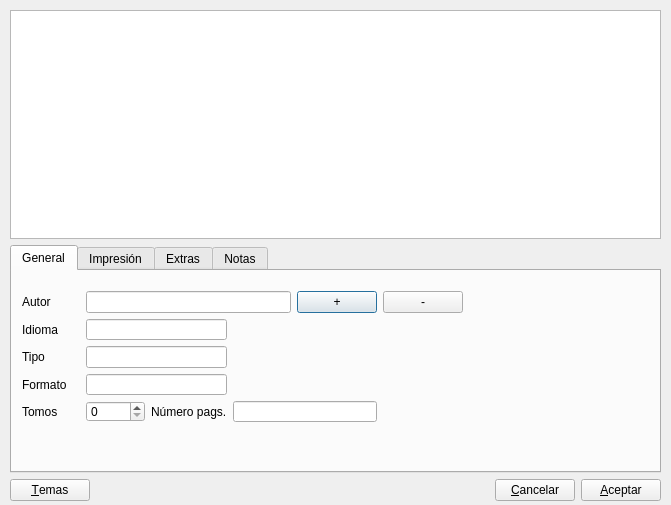
This is gui/dlgnuevaobra.ui in rogorido/qtpredicadores as Qt 5 draws it before an edit. The edited form follows.
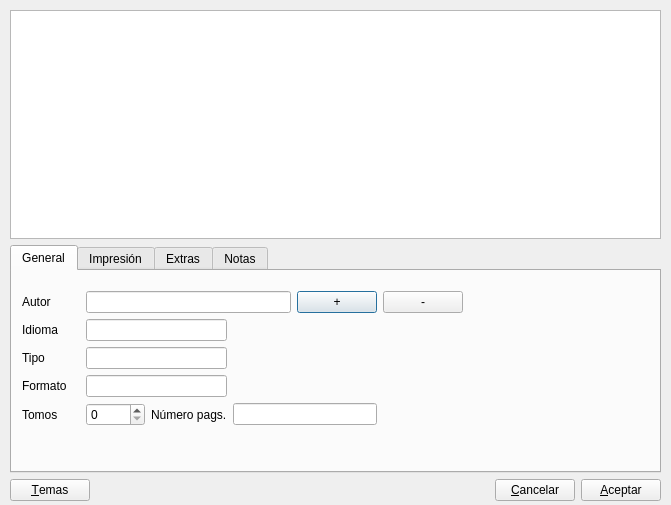
This is the edited form. The open tabs and pages were chosen to show the change. Custom widgets are drawn as their Qt base class.

Diff of the .ui file:
```diff
--- a/gui/dlgnuevaobra.ui
+++ b/gui/dlgnuevaobra.ui
@@ -13,7 +13,7 @@
   <property name="windowTitle">
    <string>Dialog</string>
   </property>
-  <widget class="QWidget" name="">
+  <widget class="QWidget" name="layoutWidget">
    <property name="geometry">
     <rect>
      <x>10</x>
@@ -35,13 +35,13 @@
        <attribute name="title">
         <string>General</string>
        </attribute>
-       <widget class="QWidget" name="">
+       <widget class="QWidget" name="layoutWidget">
         <property name="geometry">
          <rect>
           <x>10</x>
           <y>20</y>
           <width>441</width>
-          <height>131</height>
+          <height>137</height>
          </rect>
         </property>
         <layout class="QGridLayout" name="gridLayout">
```
Left out of the diff: 8 changed lines with no effect on the pictures.
